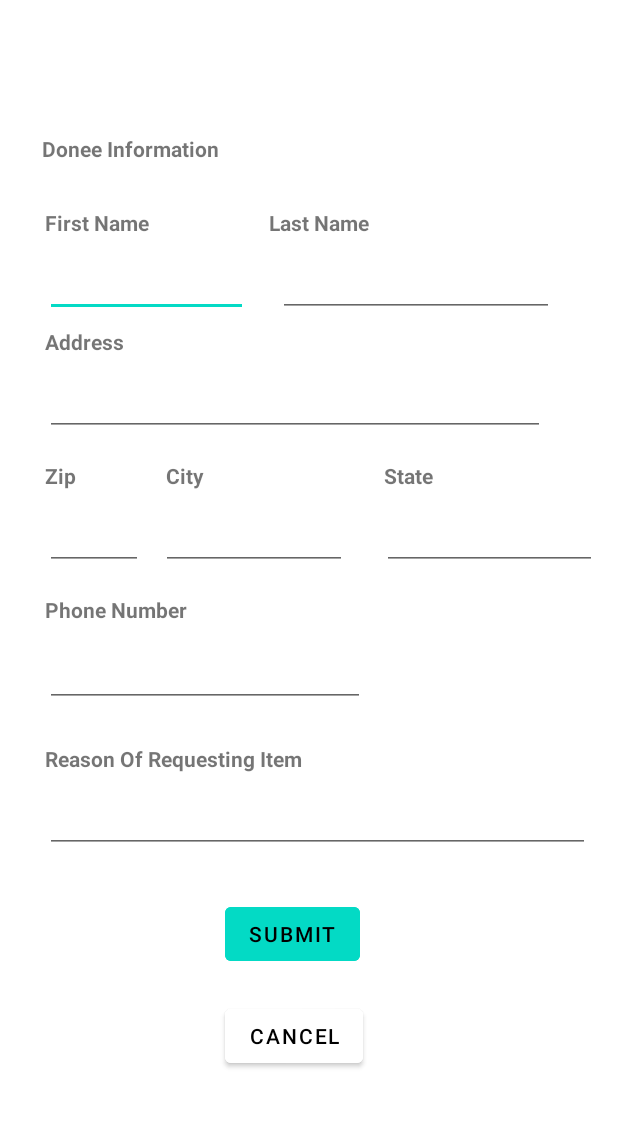
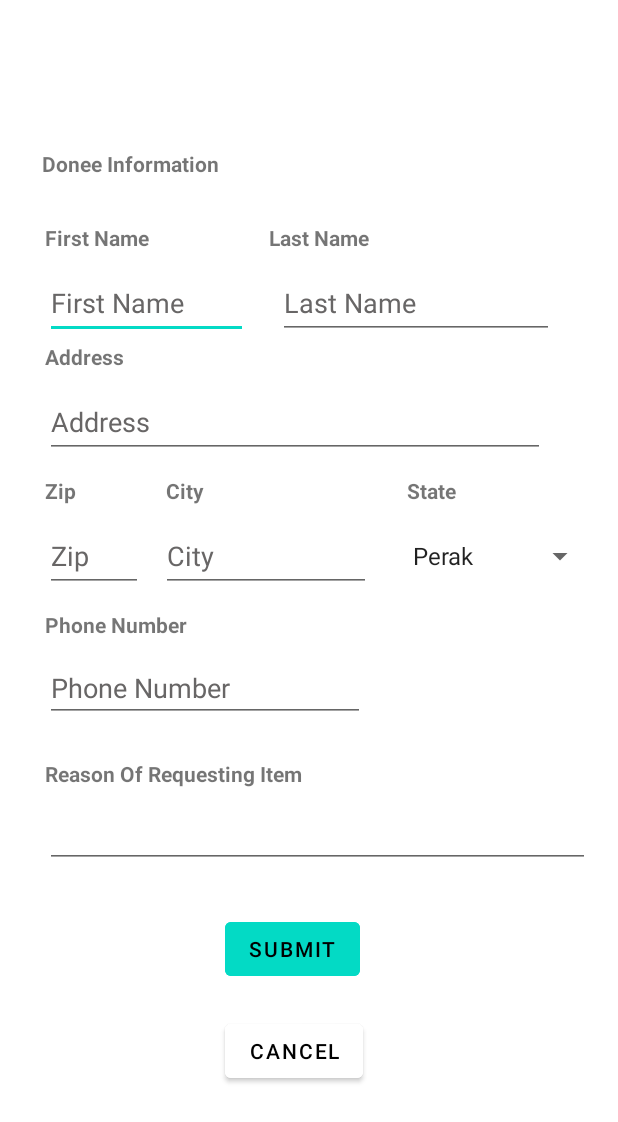
Before and after one commit to YapSunWei/AssignmentDonee, an Android app: the layout donee_request_form.xml on its own in the app's theme, with its tools: preview values and no code run, on a phone screen of 412 x 824 dp. Shown: the top 1122 px of the screen. Run offline under Robolectric (Android 15) with nearby library versions, the phone set to English and light mode, and no system bars.

Commit message:
commit 20220926 - EditForm added

```diff
--- a/app/src/main/AndroidManifest.xml
+++ b/app/src/main/AndroidManifest.xml
@@ -13,6 +13,10 @@
         android:supportsRtl="true"
         android:theme="@style/Theme.AssignmentDonee"
         tools:targetApi="31">
+
+        <activity
+            android:name=".RequestItem"
+            android:exported="true"/>
         <activity
             android:name=".MainActivity"
             android:exported="true">
--- a/app/src/main/res/layout/donee_request_form.xml
+++ b/app/src/main/res/layout/donee_request_form.xml
@@ -1,4 +1,4 @@
-<?xml version="1.0" encoding="utf-8"?>
+
 <androidx.constraintlayout.widget.ConstraintLayout xmlns:android="http://schemas.android.com/apk/res/android"
     xmlns:app="http://schemas.android.com/apk/res-auto"
     xmlns:tools="http://schemas.android.com/tools"
@@ -12,10 +12,10 @@
         android:layout_height="wrap_content"
         android:layout_marginStart="28dp"
         android:layout_marginTop="40dp"
-        android:text="Donee Information"
+        android:text="@string/donee_information"
         android:textStyle="bold"
         app:layout_constraintStart_toStartOf="parent"
-        app:layout_constraintTop_toBottomOf="@+id/requestID" />
+        app:layout_constraintTop_toBottomOf="@+id/requestIdTxt" />
 
     <TextView
         android:id="@+id/firstNameTxt"
@@ -23,7 +23,7 @@
         android:layout_height="wrap_content"
         android:layout_marginStart="30dp"
         android:layout_marginTop="30dp"
-        android:text="First Name"
+        android:text="@string/first_name"
         android:textStyle="bold"
         app:layout_constraintStart_toStartOf="parent"
         app:layout_constraintTop_toBottomOf="@+id/formTitle" />
@@ -34,7 +34,7 @@
         android:layout_height="wrap_content"
         android:layout_marginStart="80dp"
         android:layout_marginTop="30dp"
-        android:text="Last Name"
+        android:text="@string/last_name"
         android:textStyle="bold"
         app:layout_constraintStart_toEndOf="@+id/firstNameTxt"
         app:layout_constraintTop_toBottomOf="@+id/formTitle" />
@@ -45,7 +45,7 @@
         android:layout_height="wrap_content"
         android:layout_marginStart="30dp"
         android:layout_marginTop="60dp"
-        android:text="Address"
+        android:text="@string/address"
         android:textStyle="bold"
         app:layout_constraintStart_toStartOf="parent"
         app:layout_constraintTop_toBottomOf="@+id/firstNameTxt" />
@@ -56,29 +56,18 @@
         android:layout_height="wrap_content"
         android:layout_marginStart="30dp"
         android:layout_marginTop="70dp"
-        android:text="Zip"
+        android:text="@string/zip"
         android:textStyle="bold"
         app:layout_constraintStart_toStartOf="parent"
-        app:layout_constraintTop_toBottomOf="@+id/addressTxt" />
-
-    <TextView
-        android:id="@+id/cityTxt"
-        android:layout_width="wrap_content"
-        android:layout_height="wrap_content"
-        android:layout_marginStart="60dp"
-        android:layout_marginTop="70dp"
-        android:text="City"
-        android:textStyle="bold"
-        app:layout_constraintStart_toEndOf="@+id/zipTxt"
         app:layout_constraintTop_toBottomOf="@+id/addressTxt" />
 
     <TextView
         android:id="@+id/stateTxt"
         android:layout_width="wrap_content"
         android:layout_height="wrap_content"
-        android:layout_marginStart="120dp"
+        android:layout_marginStart="135dp"
         android:layout_marginTop="70dp"
-        android:text="State"
+        android:text="@string/state"
         android:textStyle="bold"
         app:layout_constraintStart_toEndOf="@+id/cityTxt"
         app:layout_constraintTop_toBottomOf="@+id/addressTxt" />
@@ -89,7 +78,7 @@
         android:layout_height="wrap_content"
         android:layout_marginStart="30dp"
         android:layout_marginTop="70dp"
-        android:text="Phone Number"
+        android:text="@string/phone_number"
         android:textStyle="bold"
         app:layout_constraintStart_toStartOf="parent"
         app:layout_constraintTop_toBottomOf="@+id/zipTxt" />
@@ -100,7 +89,7 @@
         android:layout_height="wrap_content"
         android:layout_marginStart="30dp"
         android:layout_marginTop="80dp"
-        android:text="Reason Of Requesting Item"
+        android:text="@string/reason_of_requesting_item"
         android:textStyle="bold"
         app:layout_constraintStart_toStartOf="parent"
         app:layout_constraintTop_toBottomOf="@+id/phoneNoTxt" />
@@ -108,68 +97,54 @@
     <EditText
         android:id="@+id/editTextFirstName"
         android:layout_width="135dp"
-        android:layout_height="43dp"
+        android:layout_height="48dp"
         android:layout_marginStart="30dp"
         android:layout_marginTop="10dp"
         android:ems="10"
+        android:hint="@string/hint_first_name"
         android:inputType="textPersonName"
+        android:textColorHint="#686666"
         app:layout_constraintStart_toStartOf="parent"
         app:layout_constraintTop_toBottomOf="@+id/firstNameTxt" />
 
     <EditText
         android:id="@+id/editTextLastName"
         android:layout_width="184dp"
-        android:layout_height="43dp"
+        android:layout_height="48dp"
         android:layout_marginStart="20dp"
         android:layout_marginTop="10dp"
         android:ems="10"
+        android:hint="@string/hint_last_name"
         android:inputType="textPersonName"
+        android:textColorHint="#686666"
         app:layout_constraintStart_toEndOf="@+id/editTextFirstName"
         app:layout_constraintTop_toBottomOf="@+id/lastNameTxt" />
 
     <EditText
         android:id="@+id/editTextAddress"
         android:layout_width="333dp"
-        android:layout_height="43dp"
+        android:layout_height="48dp"
         android:layout_marginStart="30dp"
         android:layout_marginTop="10dp"
         android:ems="10"
+        android:hint="@string/hint_address"
         android:inputType="textPersonName"
+        android:textColorHint="#686666"
         app:layout_constraintStart_toStartOf="parent"
         app:layout_constraintTop_toBottomOf="@+id/addressTxt" />
 
     <EditText
         android:id="@+id/editTextZip"
         android:layout_width="65dp"
-        android:layout_height="43dp"
+        android:layout_height="48dp"
         android:layout_marginStart="30dp"
         android:layout_marginTop="10dp"
         android:ems="10"
+        android:hint="@string/hint_zip"
         android:inputType="textPersonName"
+        android:textColorHint="#686666"
         app:layout_constraintStart_toStartOf="parent"
         app:layout_constraintTop_toBottomOf="@+id/zipTxt" />
-
-    <EditText
-        android:id="@+id/editTextCity"
-        android:layout_width="124dp"
-        android:layout_height="43dp"
-        android:layout_marginStart="12dp"
-        android:layout_marginTop="10dp"
-        android:ems="10"
-        android:inputType="textPersonName"
-        app:layout_constraintStart_toEndOf="@+id/editTextZip"
-        app:layout_constraintTop_toBottomOf="@+id/cityTxt" />
-
-    <EditText
-        android:id="@+id/editTextState"
-        android:layout_width="143dp"
-        android:layout_height="43dp"
-        android:layout_marginStart="23dp"
-        android:layout_marginTop="10dp"
-        android:ems="10"
-        android:inputType="textPersonName"
-        app:layout_constraintStart_toEndOf="@+id/editTextCity"
-        app:layout_constraintTop_toBottomOf="@+id/stateTxt" />
 
     <EditText
         android:id="@+id/editTextPhoneNo"
@@ -178,7 +153,9 @@
         android:layout_marginStart="30dp"
         android:layout_marginTop="10dp"
         android:ems="10"
+        android:hint="@string/hint_phone_number"
         android:inputType="number"
+        android:textColorHint="#686666"
         app:layout_constraintStart_toStartOf="parent"
         app:layout_constraintTop_toBottomOf="@+id/phoneNoTxt" />
 
@@ -201,7 +178,7 @@
         android:layout_marginTop="30dp"
         android:backgroundTint="@color/teal"
         android:outlineProvider="none"
-        android:text="Submit"
+        android:text="@string/submit"
         android:textColor="@color/black"
         app:layout_constraintStart_toStartOf="parent"
         app:layout_constraintTop_toBottomOf="@+id/editTextReason" />
@@ -213,17 +190,51 @@
         android:layout_marginStart="150dp"
         android:layout_marginTop="20dp"
         android:backgroundTint="@color/white"
-        android:text="Cancel"
+        android:text="@string/cancel"
         android:textColor="@color/black"
         app:layout_constraintStart_toStartOf="parent"
         app:layout_constraintTop_toBottomOf="@+id/btnSubmit" />
 
+    <Spinner
+        android:id="@+id/spinnerState"
+        android:layout_width="130dp"
+        android:layout_height="48dp"
+        android:layout_marginStart="20dp"
+        android:layout_marginTop="10dp"
+        android:entries="@array/states"
+        app:layout_constraintStart_toEndOf="@+id/editTextCity"
+        app:layout_constraintTop_toBottomOf="@+id/stateTxt" />
+
+    <EditText
+        android:id="@+id/editTextCity"
+        android:layout_width="140dp"
+        android:layout_height="48dp"
+        android:layout_marginStart="12dp"
+        android:layout_marginTop="10dp"
+        android:ems="10"
+        android:hint="@string/hint_city"
+        android:inputType="textPersonName"
+        android:textColorHint="#686666"
+        app:layout_constraintStart_toEndOf="@+id/editTextZip"
+        app:layout_constraintTop_toBottomOf="@+id/cityTxt" />
+
     <TextView
-        android:id="@+id/requestID"
+        android:id="@+id/cityTxt"
+        android:layout_width="wrap_content"
+        android:layout_height="wrap_content"
+        android:layout_marginStart="60dp"
+        android:layout_marginTop="70dp"
+        android:text="@string/city"
+        android:textStyle="bold"
+        app:layout_constraintStart_toEndOf="@+id/zipTxt"
+        app:layout_constraintTop_toBottomOf="@+id/addressTxt" />
+
+    <TextView
+        android:id="@+id/requestIdTxt"
         android:layout_width="wrap_content"
         android:layout_height="wrap_content"
         android:layout_marginStart="30dp"
-        android:layout_marginTop="30dp"
+        android:layout_marginTop="40dp"
         app:layout_constraintStart_toStartOf="parent"
         app:layout_constraintTop_toTopOf="parent" />
 </androidx.constraintlayout.widget.ConstraintLayout>
--- a/app/src/main/res/values/strings.xml
+++ b/app/src/main/res/values/strings.xml
@@ -1,3 +1,37 @@
 <resources>
     <string name="app_name">Assignment(Donee)</string>
+    <string name="request">Request</string>
+    <string name="donee_information">Donee Information</string>
+    <string name="first_name">First Name</string>
+    <string name="last_name">Last Name</string>
+    <string name="address">Address</string>
+    <string name="zip">Zip</string>
+    <string name="state">State</string>
+    <string name="phone_number">Phone Number</string>
+    <string name="reason_of_requesting_item">Reason Of Requesting Item</string>
+    <string name="hint_first_name">First Name</string>
+    <string name="hint_last_name">Last Name</string>
+    <string name="hint_address">Address</string>
+    <string name="hint_zip">Zip</string>
+    <string name="hint_phone_number">Phone Number</string>
+    <string name="submit">Submit</string>
+    <string name="cancel">Cancel</string>
+    <string name="hint_city">City</string>
+    <string name="city">City</string>
+    <string name="btnEdit">Edit</string>
+    <string-array name="states">
+        <item>Perak</item>
+        <item>Sabah</item>
+        <item>Kedah</item>
+        <item>Negeri Sembilan</item>
+        <item>Pahang</item>
+        <item>Selangor</item>
+        <item>Perlis</item>
+        <item>Sarawak</item>
+        <item>Johor</item>
+        <item>Terengganu</item>
+        <item>Malacca</item>
+        <item>Kelantan</item>
+        <item>Penang</item>
+    </string-array>
 </resources>
--- a/build.gradle
+++ b/build.gradle
@@ -5,6 +5,7 @@ plugins {
     id 'org.jetbrains.kotlin.android' version '1.6.10' apply false
 }
 
+
 task clean(type: Delete) {
     delete rootProject.buildDir
 }
```
Also changed, not shown: app/build.gradle (+6 -3 lines), app/src/main/java/com/example/assignmentdonee/MainActivity.kt (+21 -0 lines), app/src/main/res/layout/activity_main.xml (+20 -1 lines), app/src/main/res/layout/donor_request_form.xml (deleted, +0 -220 lines), app/src/main/res/layout/item_description.xml (+11 -1 lines).
